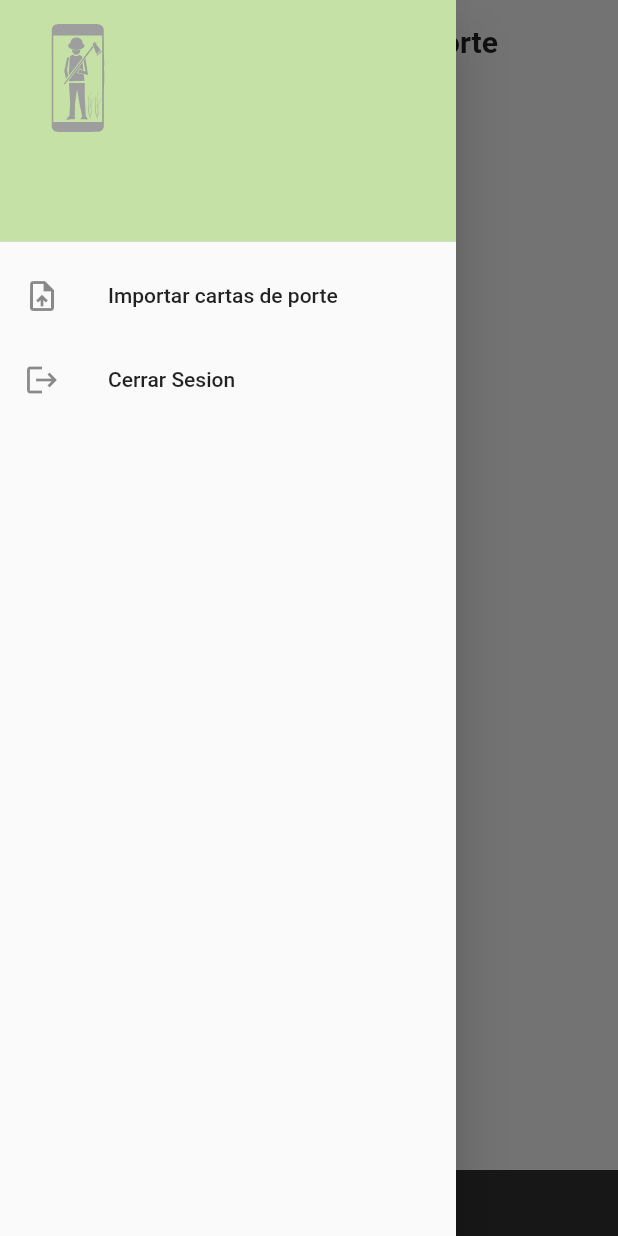
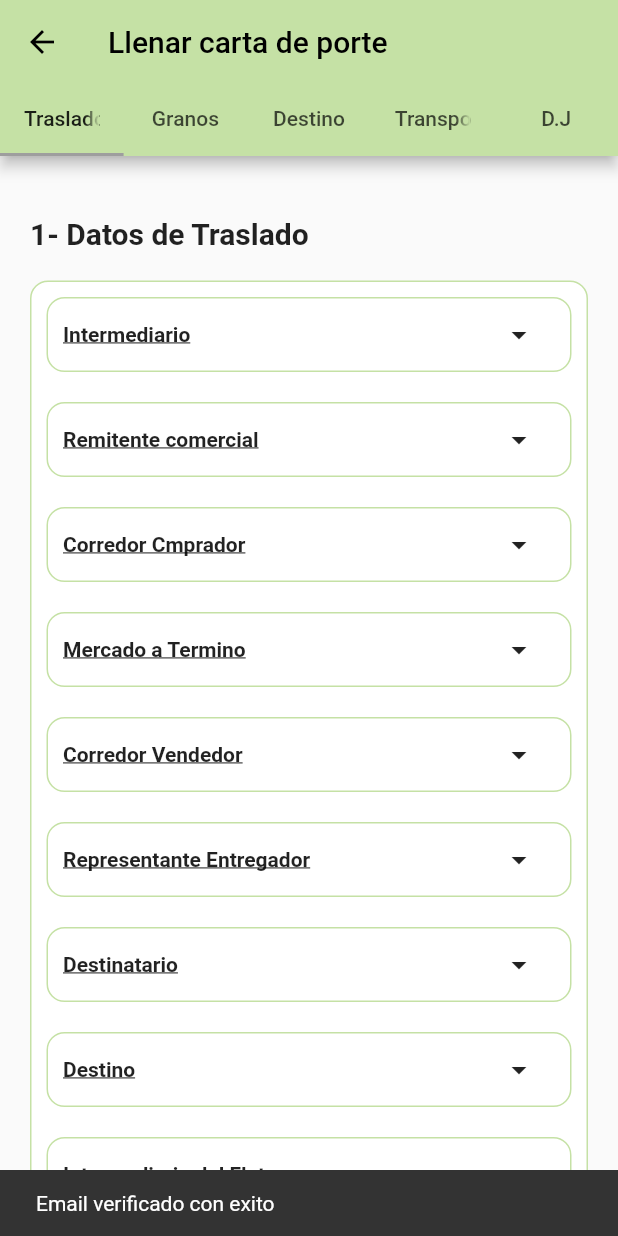
Before and after one commit to HoltzTomas/CDPAPP, a Flutter app: the screen it shows once a user with an empty profile is signed in, in the side drawer, after a tap on "Importar cartas de porte", on a phone screen of 412 x 824 dp. Run offline on Flutter 3.47's test engine with Material 2 defaults, Android fonts, the phone set to English and light mode, and no system bars; our stand-ins replace connectivity, firebase_auth, firebase_core, flutter_riverpod, flutter_svg, page_transition; accounts and stored records are empty.

Commit message:
Adding TransferDataForm to FormScreen

```diff
--- a/cdp_app/lib/Company/ui/screens/HomeScreen/widgets/home_drawer.dart
+++ b/cdp_app/lib/Company/ui/screens/HomeScreen/widgets/home_drawer.dart
@@ -1,4 +1,5 @@
 import 'package:cdp_app/Company/repository/auth_repository.dart';
+import 'package:cdp_app/Form/ui/screens/form_screen.dart';
 import 'package:cdp_app/constants.dart';
 import 'package:firebase_auth/firebase_auth.dart';
 import 'package:flutter/material.dart';
@@ -27,7 +28,13 @@ class HomeDrawer extends StatelessWidget {
           ListTile(
             leading: const Icon(Icons.upload_file),
             title: const Text("Importar cartas de porte"),
-            onTap: () {},
+            onTap: () {
+              Navigator.push(
+                  context,
+                  PageTransition(
+                      child: const FormScreen(),
+                      type: PageTransitionType.rightToLeft));
+            },
           ),
           ListTile(
             leading: const Icon(Icons.logout),
--- /dev/null
+++ b/cdp_app/lib/Form/providers/transfer_data_providers.dart
@@ -0,0 +1,38 @@
+import 'package:cdp_app/Form/model/transfer_data.dart';
+import 'package:flutter_riverpod/flutter_riverpod.dart';
+
+final StateProvider<TransferData> titularCartaDePorteProvider =
+    StateProvider((ref) => TransferData(tipo: "", nombre: "", cuit: ""));
+
+final StateProvider<TransferData> intermediarioProvider =
+    StateProvider((ref) => TransferData(tipo: "", nombre: "", cuit: ""));
+
+final StateProvider<TransferData> remitenteComercialProvider =
+    StateProvider((ref) => TransferData(tipo: "", nombre: "", cuit: ""));
+
+final StateProvider<TransferData> corredorCompradorProvider =
+    StateProvider((ref) => TransferData(tipo: "", nombre: "", cuit: ""));
+
+final StateProvider<TransferData> mercadoATerminoProvider =
+    StateProvider((ref) => TransferData(tipo: "", nombre: "", cuit: ""));
+
+final StateProvider<TransferData> corredorVendedorProvider =
+    StateProvider((ref) => TransferData(tipo: "", nombre: "", cuit: ""));
+
+final StateProvider<TransferData> representanteEntregadorProvider =
+    StateProvider((ref) => TransferData(tipo: "", nombre: "", cuit: ""));
+
+final StateProvider<TransferData> destinatarioProvider =
+    StateProvider((ref) => TransferData(tipo: "", nombre: "", cuit: ""));
+
+final StateProvider<TransferData> destinoProvider =
+    StateProvider((ref) => TransferData(tipo: "", nombre: "", cuit: ""));
+
+final StateProvider<TransferData> intermediarioDelFleteProvider =
+    StateProvider((ref) => TransferData(tipo: "", nombre: "", cuit: ""));
+
+final StateProvider<TransferData> transportistaProvider =
+    StateProvider((ref) => TransferData(tipo: "", nombre: "", cuit: ""));
+
+final StateProvider<TransferData> choferProvider = StateProvider((ref) =>
+    TransferData(tipo: "", nombre: "", cuit: "", camion: "", acoplado: ""));
--- /dev/null
+++ b/cdp_app/lib/Form/ui/screens/TransferDataScreen/transfer_data_screen.dart
@@ -0,0 +1,28 @@
+import 'package:cdp_app/Form/ui/screens/TransferDataScreen/widgets/transfer_data_form.dart';
+import 'package:cdp_app/Form/ui/widgets/form_screen_title.dart';
+import 'package:cdp_app/constants.dart';
+import 'package:flutter/material.dart';
+
+class TransferDataScreen extends StatelessWidget {
+  ///The PDF needs five different types of data.
+  ///TransferData, GrainData, Destination,TransportData
+  ///and SwornDeclarationData
+  ///Here we will receive TransferData
+  const TransferDataScreen({ Key? key }) : super(key: key);
+
+  @override
+  Widget build(BuildContext context) {
+    return Scaffold(
+      body: SingleChildScrollView(
+        child: Column(
+          children: const [
+            FormScreenTitle(text: "1- Datos de Traslado"),
+            SizedBox(height: defaultPadding),
+            TransferDataForm(),
+            SizedBox(height: defaultPadding),
+          ],
+        ),
+      ),
+    );
+  }
+}
--- /dev/null
+++ b/cdp_app/lib/Form/ui/screens/TransferDataScreen/widgets/transfer_data_dropdown_menu.dart
@@ -0,0 +1,138 @@
+import 'package:cdp_app/Form/model/transfer_data.dart';
+import 'package:cdp_app/Form/ui/screens/TransferDataScreen/widgets/transfer_data_bottom_sheet.dart';
+import 'package:cdp_app/constants.dart';
+import 'package:flutter/material.dart';
+import 'package:flutter_riverpod/flutter_riverpod.dart';
+
+class TransferDataDropdownMenu extends ConsumerWidget {
+  const TransferDataDropdownMenu(
+      {Key? key, this.text, this.providerToChange, this.tipo})
+      : super(key: key);
+
+  final String? tipo;
+  final String? text;
+  final StateProvider<TransferData?>? providerToChange;
+
+  Widget dataNameText() => Text(
+        text!,
+        style: const TextStyle(
+            decoration: TextDecoration.underline, fontWeight: FontWeight.w600),
+      );
+
+  Widget arrowButton(BuildContext context) => Container(
+        alignment: Alignment.centerRight,
+        child: IconButton(
+          onPressed: () {
+            showModalBottomSheet(
+              context: context,
+              backgroundColor: Colors.transparent,
+              builder: (context) {
+                return TransferDataBottomSheet(
+                  tipo: tipo,
+                  text: text,
+                  providerToChange: providerToChange,
+                );
+              },
+            );
+          },
+          icon: const Icon(Icons.arrow_drop_down),
+        ),
+      );
+
+  Widget dataTexts() => Consumer(
+        builder: (context, watch, child) {
+          return Row(
+            children: [
+              Expanded(
+                child: Text(watch(providerToChange!).state!.nombre!),
+              ),
+              Expanded(
+                child: Text("CUIT: ${watch(providerToChange!).state!.cuit!}"),
+              ),
+            ],
+          );
+        },
+      );
+
+  Widget dataTextsIfChofer() => Consumer(
+        builder: (context, watch, child) {
+          return Column(
+            crossAxisAlignment: CrossAxisAlignment.start,
+            children: [
+              if (watch(providerToChange!).state!.nombre!.isNotEmpty)
+                Text("Nombre: ${watch(providerToChange!).state!.nombre!}"),
+              if (watch(providerToChange!).state!.nombre!.isNotEmpty)
+                const SizedBox(height: defaultPadding / 2),
+              if (watch(providerToChange!).state!.cuit!.isNotEmpty)
+                Text("CUIT: ${watch(providerToChange!).state!.cuit!}"),
+              if (watch(providerToChange!).state!.cuit!.isNotEmpty)
+                const SizedBox(height: defaultPadding / 2),
+              if (watch(providerToChange!).state!.camion!.isNotEmpty)
+                Text("Camion: ${watch(providerToChange!).state!.camion!}"),
+              const SizedBox(height: defaultPadding / 2),
+              if (watch(providerToChange!).state!.acoplado!.isNotEmpty)
+                Text("Acoplado: ${watch(providerToChange!).state!.acoplado!}"),
+            ],
+          );
+        },
+      );
+
+  @override
+  Widget build(BuildContext context, ScopedReader watch) {
+    return GestureDetector(
+      onTap: () {
+        showModalBottomSheet(
+          context: context,
+          backgroundColor: Colors.transparent,
+          builder: (context) {
+            return TransferDataBottomSheet(
+              tipo: tipo,
+              text: text,
+              providerToChange: providerToChange,
+            );
+          },
+        );
+      },
+      child: Container(
+        padding: const EdgeInsets.symmetric(horizontal: defaultPadding / 2),
+        margin: const EdgeInsets.all(defaultPadding / 2),
+        alignment: Alignment.centerLeft,
+        width: double.infinity,
+        decoration: BoxDecoration(
+          border: Border.all(color: primaryColor),
+          borderRadius: BorderRadius.circular(12),
+        ),
+        child: Column(
+          children: [
+            Row(
+              children: [
+                Expanded(
+                  flex: 2,
+                  child: dataNameText(),
+                ),
+                Expanded(child: arrowButton(context)),
+                const SizedBox(height: defaultPadding / 2),
+              ],
+            ),
+            Consumer(
+              builder: (context, watch, child) {
+                if (watch(providerToChange!).state!.nombre!.isNotEmpty &&
+                    watch(providerToChange!).state!.cuit!.isNotEmpty &&
+                    watch(providerToChange!).state!.tipo! != "chofer") {
+                  return dataTexts();
+                } else {
+                  return const SizedBox(
+                    height: 0,
+                    width: 0,
+                  );
+                }
+              },
+            ),
+            if (watch(providerToChange!).state!.tipo! == "chofer")
+              dataTextsIfChofer()
+          ],
+        ),
+      ),
+    );
+  }
+}
--- /dev/null
+++ b/cdp_app/lib/Form/ui/screens/TransferDataScreen/widgets/transfer_data_form.dart
@@ -0,0 +1,103 @@
+import 'package:cdp_app/Form/providers/transfer_data_providers.dart';
+import 'package:cdp_app/Form/ui/screens/TransferDataScreen/widgets/transfer_data_dropdown_menu.dart';
+import 'package:cdp_app/constants.dart';
+import 'package:flutter/material.dart';
+import 'package:flutter_riverpod/flutter_riverpod.dart';
+
+class TransferDataForm extends ConsumerWidget {
+  const TransferDataForm({Key? key}) : super(key: key);
+
+  @override
+  Widget build(BuildContext context, ScopedReader watch) {
+    return Container(
+      margin: const EdgeInsets.symmetric(horizontal: defaultPadding),
+      decoration: BoxDecoration(
+        color: whiteColor,
+        border: Border.all(color: primaryColor),
+        borderRadius: BorderRadius.circular(12),
+      ),
+      child: SingleChildScrollView(
+        child: Column(
+          children: [
+            ///Intermediario (Second fact of [TransferData])
+            TransferDataDropdownMenu(
+              tipo: 'intermediario',
+              text: "Intermediario",
+              providerToChange: intermediarioProvider,
+            ),
+
+            ///Remitente Comercial (Third fact of [TransferData])
+            TransferDataDropdownMenu(
+              tipo: 'remitenteComercial',
+              text: "Remitente comercial",
+              providerToChange: remitenteComercialProvider,
+            ),
+
+            ///Corredor comprador (Fourth fact of [TransferData])
+            TransferDataDropdownMenu(
+              tipo: 'corredorComprador',
+              text: "Corredor Cmprador",
+              providerToChange: corredorCompradorProvider,
+            ),
+
+            ///Mercado a Termino (Fifth fact of [TransferData])
+            TransferDataDropdownMenu(
+              tipo: 'mercadoATermino',
+              text: "Mercado a Termino",
+              providerToChange: mercadoATerminoProvider,
+            ),
+
+            ///Corredor vendedor (Sixth fact of [TransferData])
+            TransferDataDropdownMenu(
+              tipo: 'corredorVendedor',
+              text: "Corredor Vendedor",
+              providerToChange: corredorVendedorProvider,
+            ),
+
+            ///Representante / Entregador (Seventh fact of [TransferData])
+            TransferDataDropdownMenu(
+              tipo: 'representanteEntregador',
+              text: "Representante Entregador",
+              providerToChange: representanteEntregadorProvider,
+            ),
+
+            ///Destinatario (Eight fact of [TransferData])
+            TransferDataDropdownMenu(
+              tipo: 'destinatario',
+              text: "Destinatario",
+              providerToChange: destinatarioProvider,
+            ),
+
+            ///Destino (Nineth fact of [TransferData])
+            TransferDataDropdownMenu(
+              tipo: 'destino',
+              text: "Destino",
+              providerToChange: destinoProvider,
+            ),
+
+            ///Intermediario del flete (Tenth fact of [TransferData])
+            TransferDataDropdownMenu(
+              tipo: 'intermediarioDelFlete',
+              text: "Intermediario del Flete",
+              providerToChange: intermediarioDelFleteProvider,
+            ),
+
+            ///Transportista (Eleventh fact of [TransferData])
+            TransferDataDropdownMenu(
+              tipo: 'transportista',
+              text: "Transportista",
+              providerToChange: transportistaProvider,
+            ),
+
+            ///Chofer (Eleventh fact of [TransferData])
+            TransferDataDropdownMenu(
+              tipo: 'chofer',
+              text: "Chofer",
+              providerToChange: choferProvider,
+            ),
+          ],
+        ),
+      ),
+    );
+  }
+}
--- a/cdp_app/lib/Form/ui/screens/form_screen.dart
+++ b/cdp_app/lib/Form/ui/screens/form_screen.dart
@@ -1,3 +1,4 @@
+import 'package:cdp_app/Form/ui/screens/TransferDataScreen/transfer_data_screen.dart';
 import 'package:cdp_app/constants.dart';
 import 'package:flutter/material.dart';
 
@@ -16,7 +17,7 @@ class FormScreen extends StatelessWidget {
       const Tab(text: "D.J"),
     ];
     final tabsPages = [
-      Container(),
+      const TransferDataScreen(),
       Container(),
       Container(),
       Container(),
--- /dev/null
+++ b/cdp_app/lib/Form/ui/widgets/form_screen_title.dart
@@ -0,0 +1,24 @@
+import 'package:cdp_app/constants.dart';
+import 'package:flutter/material.dart';
+
+class FormScreenTitle extends StatelessWidget {
+  /// Title for every screen of the app
+  const FormScreenTitle({
+    Key? key,
+    @required this.text
+  }) : super(key: key);
+
+  final String? text;
+
+  @override
+  Widget build(BuildContext context) {
+    return Container(
+      margin: const EdgeInsets.only(top: defaultPadding * 2, left: defaultPadding),
+      alignment: Alignment.centerLeft,
+      child: Text(
+        text!,
+        style: const TextStyle(fontWeight: FontWeight.bold, fontSize: 20),
+      ),
+    );
+  }
+}
```
Also changed, not shown: cdp_app/lib/Form/ui/screens/TransferDataScreen/widgets/add_transfer_data_dialog.dart (added, +96 -0 lines), cdp_app/lib/Form/ui/screens/TransferDataScreen/widgets/transfer_data_bottom_sheet.dart (added, +112 -0 lines), cdp_app/lib/Form/ui/screens/TransferDataScreen/widgets/transfer_data_bottom_sheet_item.dart (added, +54 -0 lines).
